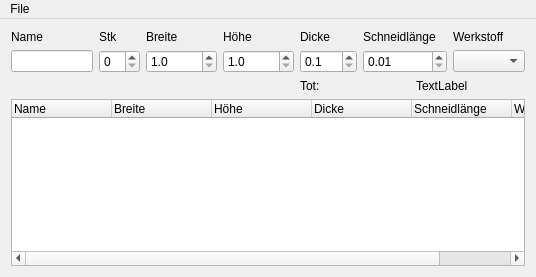
Before: the Qt Designer form SuperCalculator/Source/src/MainWindow.ui in domi4484/ZumMaschine, drawn with Qt 5.
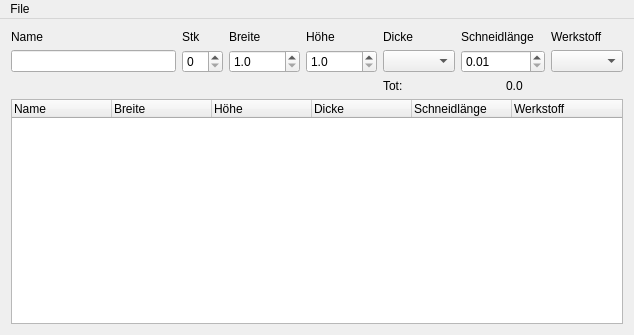
After: the same form once the commit is applied.

What changed in the file:
```diff
--- a/SuperCalculator/Source/src/MainWindow.ui
+++ b/SuperCalculator/Source/src/MainWindow.ui
@@ -6,8 +6,8 @@
    <rect>
     <x>0</x>
     <y>0</y>
-    <width>536</width>
-    <height>277</height>
+    <width>634</width>
+    <height>335</height>
    </rect>
   </property>
   <property name="windowTitle">
@@ -113,19 +113,6 @@
       </column>
      </widget>
     </item>
-    <item row="1" column="4">
-     <widget class="QDoubleSpinBox" name="m_QDoubleSpinBox_Thickness">
-      <property name="decimals">
-       <number>1</number>
-      </property>
-      <property name="minimum">
-       <double>0.100000000000000</double>
-      </property>
-      <property name="maximum">
-       <double>300.000000000000000</double>
-      </property>
-     </widget>
-    </item>
     <item row="1" column="6">
      <widget class="QComboBox" name="m_QComboBox_Material"/>
     </item>
@@ -161,7 +148,7 @@
       <item row="0" column="1">
        <widget class="QLabel" name="m_QLabel_Total">
         <property name="text">
-         <string>TextLabel</string>
+         <string>0.0</string>
         </property>
        </widget>
       </item>
@@ -174,6 +161,9 @@
       </item>
      </layout>
     </item>
+    <item row="1" column="4">
+     <widget class="QComboBox" name="m_QComboBox_Thickness"/>
+    </item>
    </layout>
   </widget>
   <widget class="QMenuBar" name="menuBar">
@@ -181,8 +171,8 @@
     <rect>
      <x>0</x>
      <y>0</y>
-     <width>536</width>
-     <height>28</height>
+     <width>634</width>
+     <height>25</height>
     </rect>
    </property>
    <widget class="QMenu" name="menuFile">
```
